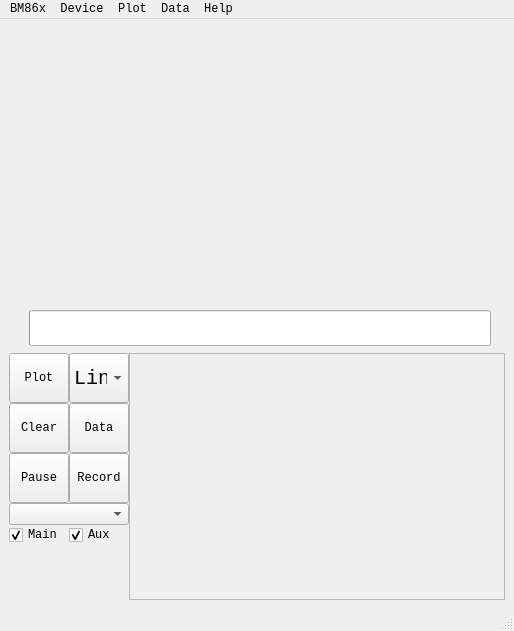
Before: the Qt Designer form app/bm86xgui.ui in Tykyo/qt-brymen-86x, drawn with Qt 5.
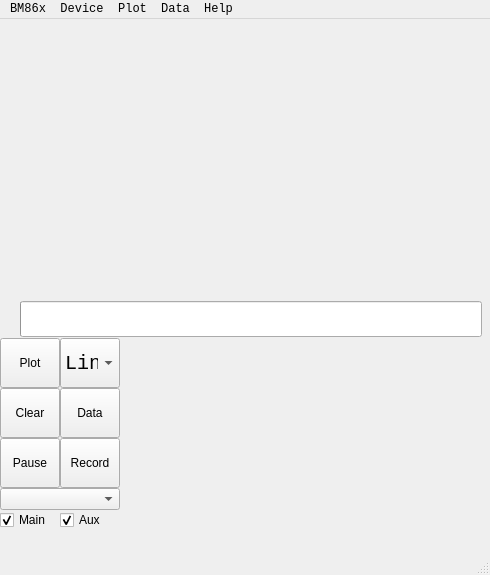
After: the same form once the commit is applied. Custom widgets are drawn as their Qt base class.

Commit message: Add Hide plot/control

The edit to the form file:
```diff
--- a/app/bm86xgui.ui
+++ b/app/bm86xgui.ui
@@ -6,8 +6,8 @@
    <rect>
     <x>0</x>
     <y>0</y>
-    <width>514</width>
-    <height>631</height>
+    <width>490</width>
+    <height>575</height>
    </rect>
   </property>
   <property name="sizePolicy">
@@ -34,9 +34,24 @@
    <string notr="true"/>
   </property>
   <widget class="QWidget" name="centralwidget">
-   <layout class="QVBoxLayout" name="verticalLayout_3">
+   <layout class="QVBoxLayout" name="verticalLayout_4" stretch="0,1">
+    <property name="spacing">
+     <number>0</number>
+    </property>
+    <property name="leftMargin">
+     <number>0</number>
+    </property>
+    <property name="topMargin">
+     <number>0</number>
+    </property>
+    <property name="rightMargin">
+     <number>0</number>
+    </property>
+    <property name="bottomMargin">
+     <number>0</number>
+    </property>
     <item>
-     <layout class="QHBoxLayout" name="horizontalLayout_5">
+     <layout class="QHBoxLayout" name="horizontalLayout_5" stretch="0,1">
       <property name="spacing">
        <number>0</number>
       </property>
@@ -490,6 +505,36 @@
      </layout>
     </item>
     <item>
+     <widget class="QFrame" name="framePlot">
+      <property name="styleSheet">
+       <string notr="true">QFrame {
+	border: none;
+}
+</string>
+      </property>
+      <property name="frameShape">
+       <enum>QFrame::Shape::StyledPanel</enum>
+      </property>
+      <property name="frameShadow">
+       <enum>QFrame::Shadow::Raised</enum>
+      </property>
+      <layout class="QVBoxLayout" name="verticalLayout_3">
+       <property name="spacing">
+        <number>0</number>
+       </property>
+       <property name="leftMargin">
+        <number>0</number>
+       </property>
+       <property name="topMargin">
+        <number>0</number>
+       </property>
+       <property name="rightMargin">
+        <number>0</number>
+       </property>
+       <property name="bottomMargin">
+        <number>0</number>
+       </property>
+       <item>
      <layout class="QHBoxLayout" name="horizontalLayout" stretch="0,1">
       <property name="spacing">
        <number>0</number>
@@ -501,6 +546,9 @@
         </property>
         <item>
          <layout class="QGridLayout" name="gridLayout">
+             <property name="spacing">
+              <number>0</number>
+             </property>
           <item row="0" column="0">
            <widget class="QPushButton" name="pB_SavePlot">
             <property name="minimumSize">
@@ -748,6 +796,9 @@
         </item>
         <item>
          <layout class="QHBoxLayout" name="horizontalLayout_6">
+             <property name="spacing">
+              <number>0</number>
+             </property>
           <item>
            <widget class="QCheckBox" name="cBMain">
             <property name="styleSheet">
@@ -805,12 +856,15 @@
     </item>
    </layout>
   </widget>
+    </item>
+   </layout>
+  </widget>
   <widget class="QMenuBar" name="menubar">
    <property name="geometry">
     <rect>
      <x>0</x>
      <y>0</y>
-     <width>514</width>
+     <width>490</width>
      <height>30</height>
     </rect>
    </property>
@@ -1198,17 +1252,17 @@
   </action>
  </widget>
  <customwidgets>
+  <customwidget>
+   <class>BarScale</class>
+   <extends>QProgressBar</extends>
+   <header>barscale.h</header>
+  </customwidget>
   <customwidget>
    <class>BM86xQwtPlot</class>
    <extends>QFrame</extends>
    <header>bm86xqwtplot.h</header>
    <container>1</container>
   </customwidget>
-  <customwidget>
-   <class>BarScale</class>
-   <extends>QProgressBar</extends>
-   <header>barscale.h</header>
-  </customwidget>
  </customwidgets>
  <resources/>
  <connections/>
```
Left out of the diff: 9 changed lines with no effect on the pictures. Lines whose indentation alone changed are shown as unchanged. The commit also changes 11 other files.
